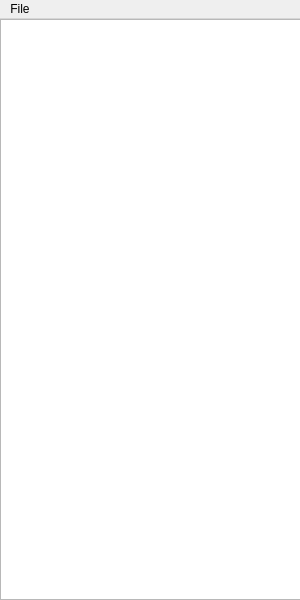
This is mainwindow.ui in Gudov/luaeditor as Qt 5 draws it before an edit. The edited form follows.
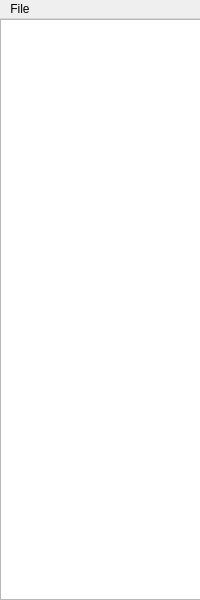
This is the edited form.

What changed in the file:
```diff
--- a/mainwindow.ui
+++ b/mainwindow.ui
@@ -6,7 +6,7 @@
    <rect>
     <x>0</x>
     <y>0</y>
-    <width>300</width>
+    <width>200</width>
     <height>600</height>
    </rect>
   </property>
@@ -30,7 +30,7 @@
     <rect>
      <x>0</x>
      <y>0</y>
-     <width>300</width>
+     <width>200</width>
      <height>20</height>
     </rect>
    </property>
```
